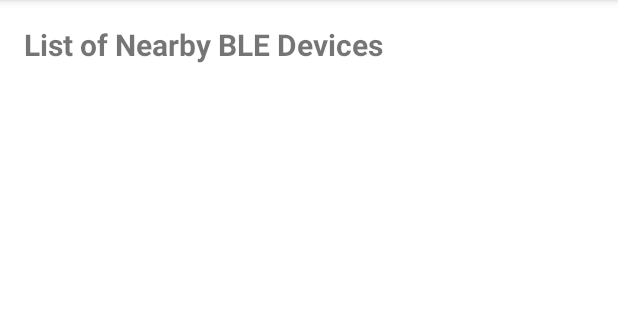
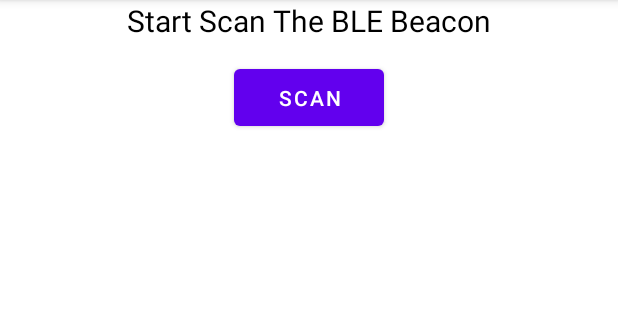
Before and after one commit to kelvinmayeye/child_beacon_BLE, an Android app: the screen it shows after launch (MainActivity), on a phone screen of 412 x 824 dp, the part 84-404 px from its top. Run offline under Robolectric (Android 15) with nearby library versions, the phone set to English and light mode, and no system bars.

Commit message:
scanning successfully but tested fully

```diff
--- a/app/src/main/AndroidManifest.xml
+++ b/app/src/main/AndroidManifest.xml
@@ -4,10 +4,12 @@
 
     <uses-permission android:name="android.permission.BLUETOOTH" />
     <uses-permission android:name="android.permission.BLUETOOTH_CONNECT" />
+    <uses-permission android:name="android.permission.BLUETOOTH_ADMIN"/>
     <uses-permission android:name="android.permission.ACCESS_FINE_LOCATION" />
     <uses-permission android:name="android.permission.ACCESS_COARSE_LOCATION"/>
     <uses-feature android:name="android.hardware.bluetooth_le"  android:required="true" />
 
+    <uses-permission android:name="android.permission.BLUETOOTH_SCAN" />
     <application
         android:allowBackup="true"
         android:dataExtractionRules="@xml/data_extraction_rules"
--- a/app/src/main/java/com/example/childbeaconapp/MainActivity.java
+++ b/app/src/main/java/com/example/childbeaconapp/MainActivity.java
@@ -1,123 +1,161 @@
 package com.example.childbeaconapp;
+
+import android.Manifest;
+import android.annotation.SuppressLint;
+import android.app.AlertDialog;
+import android.bluetooth.BluetoothAdapter;
+import android.bluetooth.BluetoothManager;
+import android.bluetooth.le.BluetoothLeScanner;
+import android.bluetooth.le.ScanCallback;
+import android.bluetooth.le.ScanResult;
+import android.content.Context;
+import android.content.DialogInterface;
+import android.content.Intent;
+import android.content.pm.PackageManager;
+import android.location.Location;
+import android.location.LocationManager;
+import android.os.AsyncTask;
+import android.os.Bundle;
+import android.text.method.ScrollingMovementMethod;
+import android.util.Log;
+import android.view.View;
+import android.widget.Button;
+import android.widget.TextView;
 
 import androidx.appcompat.app.AppCompatActivity;
 import androidx.core.app.ActivityCompat;
 
-import android.annotation.SuppressLint;
-import android.bluetooth.BluetoothAdapter;
-import android.bluetooth.BluetoothDevice;
-import android.bluetooth.BluetoothManager;
-import android.content.Context;
-import android.content.Intent;
-import android.content.pm.PackageManager;
-import android.os.Bundle;
-import android.util.Log;
-import android.view.View;
-import android.widget.ListView;
-import android.widget.SimpleAdapter;
-import android.widget.TextView;
-import android.widget.Toast;
-
-import java.util.ArrayList;
-import java.util.HashMap;
-import java.util.List;
-import java.util.Map;
-
 public class MainActivity extends AppCompatActivity {
 
-    private static final int REQUEST_ENABLE_BT = 1;
-
-    private List<BluetoothDevice> nearbyDevices = new ArrayList<>();
-
+    BluetoothManager btManager;
+    BluetoothAdapter btAdapter;
+    BluetoothLeScanner btScanner;
+    Button startScanningButton;
+    Button stopScanningButton;
+    TextView peripheralTextView;
+    private final static int REQUEST_ENABLE_BT = 1;
+    private static final int REQUEST_CODE = 1;
+    private static final int PERMISSION_REQUEST_COARSE_LOCATION = 1;
 
     @Override
     protected void onCreate(Bundle savedInstanceState) {
         super.onCreate(savedInstanceState);
         setContentView(R.layout.activity_main);
 
+        peripheralTextView = (TextView) findViewById(R.id.PeripheralTextView);
+        peripheralTextView.setMovementMethod(new ScrollingMovementMethod());
 
-        // Check if Bluetooth is supported on the device
-        BluetoothManager bluetoothManager = (BluetoothManager) getSystemService(Context.BLUETOOTH_SERVICE);
-        BluetoothAdapter bluetoothAdapter = bluetoothManager.getAdapter();
+        startScanningButton = (Button) findViewById(R.id.StartScanButton);
+        startScanningButton.setOnClickListener(new View.OnClickListener() {
+            public void onClick(View v) {
+                startScanning();
+            }
+        });
 
-        if (bluetoothAdapter == null) {
-            // Device doesn't support Bluetooth
-            Toast.makeText(this, "Bluetooth is not supported on this device", Toast.LENGTH_LONG).show();
-            finish();
-            return;
+        stopScanningButton = (Button) findViewById(R.id.StopScanButton);
+        stopScanningButton.setOnClickListener(new View.OnClickListener() {
+            public void onClick(View v) {
+                stopScanning();
+            }
+        });
+        stopScanningButton.setVisibility(View.INVISIBLE);
+
+        btManager = (BluetoothManager) getSystemService(Context.BLUETOOTH_SERVICE);
+        btAdapter = btManager.getAdapter();
+        btScanner = btAdapter.getBluetoothLeScanner();
+
+
+        if (btAdapter != null && !btAdapter.isEnabled()) {
+            Intent enableIntent = new Intent(BluetoothAdapter.ACTION_REQUEST_ENABLE);
+            startActivityForResult(enableIntent, REQUEST_ENABLE_BT);
         }
 
-        // Check if Bluetooth is turned on
-        if (!bluetoothAdapter.isEnabled()) {
-            // Prompt the user to turn on Bluetooth
-            Intent enableBtIntent = new Intent(BluetoothAdapter.ACTION_REQUEST_ENABLE);
-            if (ActivityCompat.checkSelfPermission(this, android.Manifest.permission.BLUETOOTH_CONNECT) != PackageManager.PERMISSION_GRANTED) {
-                // TODO: Consider calling
-                //    ActivityCompat#requestPermissions
-                // here to request the missing permissions, and then overriding
-                //   public void onRequestPermissionsResult(int requestCode, String[] permissions,
-                //                                          int[] grantResults)
-                // to handle the case where the user grants the permission. See the documentation
-                // for ActivityCompat#requestPermissions for more details.
-                return;
-            }
-            startActivityForResult(enableBtIntent, REQUEST_ENABLE_BT);
-        } else {
-            // Bluetooth is already turned on, start scanning for nearby BLE devices
-            scanForNearbyDevices();
+        // Make sure we have access coarse location enabled, if not, prompt the user to enable it
+        if (this.checkSelfPermission(Manifest.permission.ACCESS_COARSE_LOCATION) != PackageManager.PERMISSION_GRANTED) {
+            final AlertDialog.Builder builder = new AlertDialog.Builder(this);
+            builder.setTitle("This app needs location access");
+            builder.setMessage("Please grant location access so this app can detect peripherals.");
+            builder.setPositiveButton(android.R.string.ok, null);
+            builder.setOnDismissListener(new DialogInterface.OnDismissListener() {
+                @Override
+                public void onDismiss(DialogInterface dialog) {
+                    requestPermissions(new String[]{Manifest.permission.ACCESS_COARSE_LOCATION}, PERMISSION_REQUEST_COARSE_LOCATION);
+                }
+            });
+            builder.show();
         }
     }
 
+    // Device scan callback.
+    private ScanCallback leScanCallback = new ScanCallback() {
+        @SuppressLint("MissingPermission")
+        @Override
+        public void onScanResult(int callbackType, ScanResult result) {
+            startScanning();
+            peripheralTextView.append("Device Name: " + result.getDevice() + " \nrssi: " + result.getRssi() + " dBm\n");
+
+            // auto scroll for text view
+            final int scrollAmount = peripheralTextView.getLayout().getLineTop(peripheralTextView.getLineCount()) - peripheralTextView.getHeight();
+            // if there is no need to scroll, scrollAmount will be <=0
+            if (scrollAmount > 0)
+                peripheralTextView.scrollTo(0, scrollAmount);
+        }
+    };
+
     @Override
-    protected void onActivityResult(int requestCode, int resultCode, Intent data) {
-        super.onActivityResult(requestCode, resultCode, data);
+    public void onRequestPermissionsResult(int requestCode,
+                                           String permissions[], int[] grantResults) {
+        super.onRequestPermissionsResult(requestCode, permissions, grantResults);
+        switch (requestCode) {
+            case PERMISSION_REQUEST_COARSE_LOCATION: {
+                if (grantResults[0] == PackageManager.PERMISSION_GRANTED) {
+                    System.out.println("coarse location permission granted");
+                } else {
+                    final AlertDialog.Builder builder = new AlertDialog.Builder(this);
+                    builder.setTitle("Functionality limited");
+                    builder.setMessage("Since location access has not been granted, this app will not be able to discover beacons when in the background.");
+                    builder.setPositiveButton(android.R.string.ok, null);
+                    builder.setOnDismissListener(new DialogInterface.OnDismissListener() {
 
-        if (requestCode == REQUEST_ENABLE_BT) {
-            if (resultCode == RESULT_OK) {
-                // Bluetooth has been turned on, start scanning for nearby BLE devices
-                scanForNearbyDevices();
-            } else {
-                // User refused to turn on Bluetooth, show a message and exit the app
-                Toast.makeText(this, "Bluetooth must be turned on to use this app", Toast.LENGTH_LONG).show();
-                finish();
+                        @Override
+                        public void onDismiss(DialogInterface dialog) {
+                        }
+
+                    });
+                    builder.show();
+                }
+                return;
             }
         }
     }
 
-    @SuppressLint("MissingPermission")
-    private void scanForNearbyDevices() {
-        // TODO: Scan for nearby BLE devices and add them to the nearbyDevices list
+    public void startScanning() {
+        System.out.println("start scanning");
+        peripheralTextView.setText("");
+        startScanningButton.setVisibility(View.INVISIBLE);
+        stopScanningButton.setVisibility(View.VISIBLE);
+        AsyncTask.execute(new Runnable() {
+            @SuppressLint("MissingPermission")
+            @Override
+            public void run() {
 
-        List<Map<String, String>> data = new ArrayList<>();
-
-        // Iterate over the list of nearby BLE devices and add them to the data list
-        for (BluetoothDevice device : nearbyDevices) {
-            Map<String, String> item = new HashMap<>();
-            item.put("name", device.getName());
-            item.put("signal", device.getAddress() + " dBm");
-            data.add(item);
-        }
-
-        // Update the count of nearby devices
-        TextView countTextView = findViewById(R.id.count_text_view);
-        countTextView.setText("Scanned devices: " + nearbyDevices.size());
-
-        // Show or hide the empty view depending on whether any devices were found
-        TextView emptyView = findViewById(R.id.empty_view);
-        emptyView.setVisibility(nearbyDevices.isEmpty() ? View.VISIBLE : View.GONE);
-
-        // Log the list of nearby devices
-        Log.d("ScanNearbyDevices", "List of nearby devices: " + nearbyDevices.toString());
-
-        Log.e("some error","This log shows sample error");
-
-        String[] from = {"name", "signal"};
-        int[] to = {android.R.id.text1, android.R.id.text2};
-
-        SimpleAdapter adapter = new SimpleAdapter(this, data, android.R.layout.simple_list_item_2, from, to);
-        ListView listView = findViewById(R.id.device_list);
-        listView.setAdapter(adapter);
+                btScanner.startScan(leScanCallback);
+            }
+        });
     }
 
+    public void stopScanning() {
+        System.out.println("stopping scanning");
+        peripheralTextView.append("Stopped Scanning");
+        startScanningButton.setVisibility(View.VISIBLE);
+        stopScanningButton.setVisibility(View.INVISIBLE);
+        AsyncTask.execute(new Runnable() {
+            @SuppressLint("MissingPermission")
+            @Override
+            public void run() {
 
+                btScanner.stopScan(leScanCallback);
+            }
+        });
+    }
 }
--- a/app/src/main/res/layout/activity_main.xml
+++ b/app/src/main/res/layout/activity_main.xml
@@ -1,4 +1,5 @@
-<LinearLayout xmlns:android="http://schemas.android.com/apk/res/android"
+<?xml version="1.0" encoding="utf-8"?>
+<RelativeLayout xmlns:android="http://schemas.android.com/apk/res/android"
     xmlns:tools="http://schemas.android.com/tools"
     android:orientation="vertical"
     android:layout_width="match_parent"
@@ -6,33 +7,38 @@
     tools:context=".MainActivity">
 
     <TextView
-        android:id="@+id/title"
-        android:text="List of Nearby BLE Devices"
-        android:layout_width="match_parent"
+        android:layout_width="wrap_content"
         android:layout_height="wrap_content"
-        android:textStyle="bold"
+        android:id="@+id/count_text_view"
+        android:text="Start Scan The BLE Beacon"
+        android:layout_centerHorizontal="true"
         android:textSize="20dp"
-        android:padding="16dp"/>
+        android:textColor="@color/black"/>
 
-    <ListView
-        android:id="@+id/device_list"
-        android:layout_width="match_parent"
-        android:layout_height="match_parent"/>
+    <Button
+        android:layout_width="100dp"
+        android:layout_height="50dp"
+        android:text="Scan"
+        android:id="@+id/StartScanButton"
+        android:layout_marginTop="40dp"
+        android:layout_centerHorizontal="true"/>
+
+    <Button
+        android:layout_width="wrap_content"
+        android:layout_height="50dp"
+        android:text="Stop Scanning"
+        android:id="@+id/StopScanButton"
+        android:layout_marginTop="40dp"
+        android:layout_centerHorizontal="true"/>
 
     <TextView
-        android:id="@+id/count_text_view"
-        android:layout_width="match_parent"
-        android:layout_height="wrap_content"
-        android:textColor="@color/teal_700"
-        android:padding="16dp"/>
-
-    <TextView
-        android:id="@+id/empty_view"
-        android:text="No devices found."
         android:layout_width="match_parent"
         android:layout_height="match_parent"
-        android:gravity="center"
-        android:textColor="@color/teal_700"
-        android:visibility="gone"/>
+        android:layout_marginTop="100dp"
+        android:id="@+id/PeripheralTextView"
+        android:scrollbars="vertical"
+        android:maxLines="30"
+        android:textSize="16dp"
+        android:layout_marginStart="6dp"/>
 
-</LinearLayout>
+</RelativeLayout>
```
